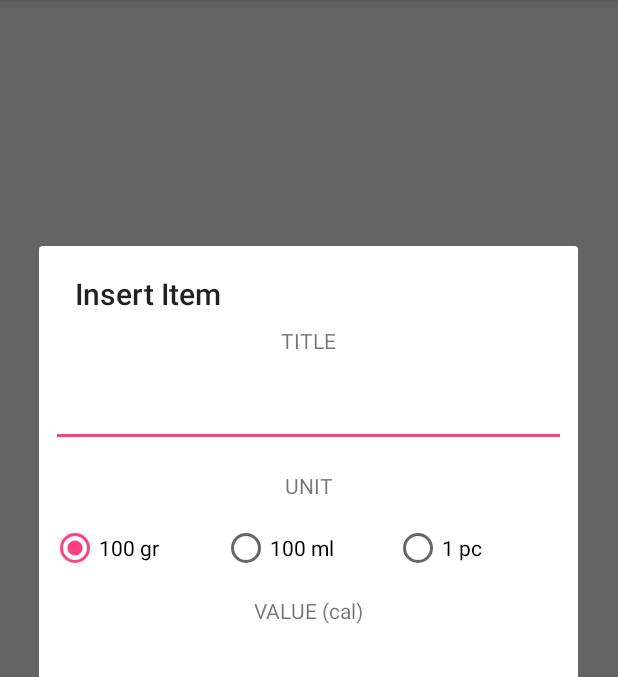
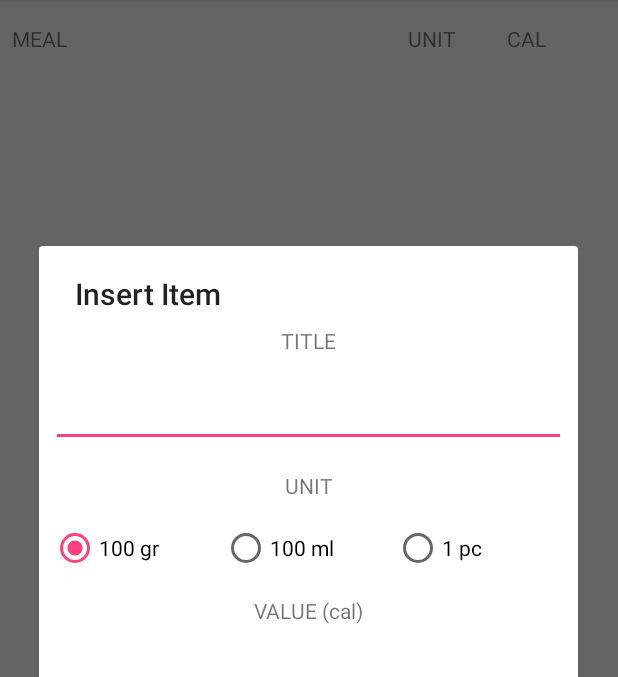
Before and after one commit to stock17/WeightLoser, an Android app: the FoodActivity screen opened directly, with no data from a screen before it, in the options menu, after a tap on "INSERT", on a phone screen of 412 x 824 dp, the part 84-761 px from its top. Run offline under Robolectric (Android 15) with nearby library versions, the phone set to English and light mode, and no system bars; our stand-ins replace ButterKnife.

Commit message:
some design

```diff
--- a/app/src/main/java/com/yurima/weightloser/food/FoodActivity.java
+++ b/app/src/main/java/com/yurima/weightloser/food/FoodActivity.java
@@ -4,6 +4,7 @@ import android.app.AlertDialog;
 import android.content.DialogInterface;
 import android.support.v7.app.AppCompatActivity;
 import android.os.Bundle;
+import android.support.v7.widget.DividerItemDecoration;
 import android.support.v7.widget.LinearLayoutManager;
 import android.support.v7.widget.RecyclerView;
 import android.view.Menu;
@@ -40,6 +41,8 @@ public class FoodActivity extends AppCompatActivity {
         foodListRecyclerView.setLayoutManager(new LinearLayoutManager(this));
         adapter = new FoodListAdapter(mDbAdapter.getItems());
         foodListRecyclerView.setAdapter(adapter);
+        foodListRecyclerView.addItemDecoration(new DividerItemDecoration(
+                foodListRecyclerView.getContext(), DividerItemDecoration.VERTICAL));
     }
 
     @Override
--- a/app/src/main/res/layout/activity_food.xml
+++ b/app/src/main/res/layout/activity_food.xml
@@ -7,6 +7,35 @@
     android:orientation="vertical"
     tools:context="com.yurima.weightloser.food.FoodActivity">
 
+    <LinearLayout
+        android:layout_width="match_parent"
+        android:layout_height="wrap_content"
+        android:layout_marginBottom="16dp"
+        android:layout_marginTop="16dp"
+        android:layout_marginLeft="8dp"
+        android:layout_marginRight="8dp"
+        >
+
+        <TextView
+            android:layout_width="0dp"
+            android:layout_weight="4"
+            android:layout_height="wrap_content"
+            android:text="MEAL"
+            />
+
+        <TextView
+            android:text="UNIT"
+            android:layout_width="0dp"
+            android:layout_weight="1"
+            android:layout_height="wrap_content" />
+
+        <TextView
+            android:text="CAL"
+            android:layout_width="0dp"
+            android:layout_weight="1"
+            android:layout_height="wrap_content" />
+    </LinearLayout>
+
 
     <android.support.v7.widget.RecyclerView
         android:layout_width="match_parent"
```
Also changed, not shown: app/src/main/java/com/yurima/weightloser/food/Food.java (+11 -0 lines), app/src/main/java/com/yurima/weightloser/food/FoodListAdapter.java (+1 -15 lines), app/src/main/java/com/yurima/weightloser/food/FoodRecyclerView.java (added, +30 -0 lines), app/src/main/res/layout/item_food_list.xml (+16 -4 lines).
